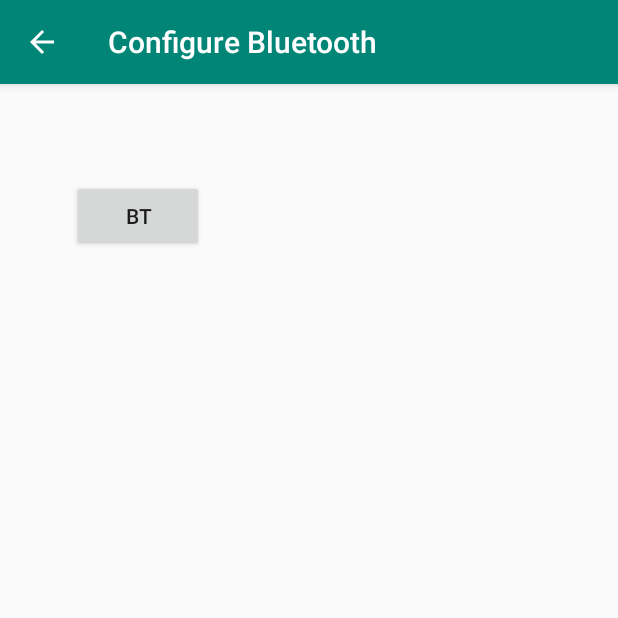
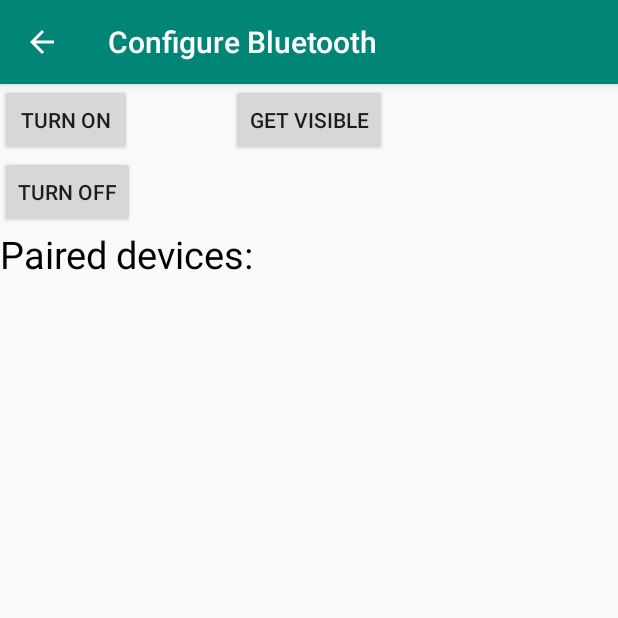
Before and after one commit to auszhang/ECE180D-Project, an Android app: the DisplayBluetoothSetup screen opened directly, with no data from a screen before it, on a phone screen of 412 x 824 dp, the top half of it. Run offline under Robolectric (Android 15) with nearby library versions, the phone set to English and light mode, and no system bars.

Commit message:
built buttons that turn bluetooth on/off, makes phone discoverable

```diff
--- a/CapApp/app/src/main/java/com/example/capapp/DisplayBluetoothSetup.java
+++ b/CapApp/app/src/main/java/com/example/capapp/DisplayBluetoothSetup.java
@@ -3,12 +3,25 @@ package com.example.capapp;
 import androidx.appcompat.app.AppCompatActivity;
 
 import android.bluetooth.BluetoothAdapter;
+import android.bluetooth.BluetoothDevice;
 import android.content.Intent;
 import android.os.Bundle;
 import android.view.View;
+import android.widget.ArrayAdapter;
+import android.widget.Button;
+import android.widget.ListView;
+import android.widget.Toast;
+
+import java.util.ArrayList;
+import java.util.Set;
 
 public class DisplayBluetoothSetup extends AppCompatActivity {
     public static final int REQUEST_ENABLE_BT = 1;
+    Button b1,b2,b3,b4;
+    private BluetoothAdapter BA;
+    private Set<BluetoothDevice> pairedDevices;
+    ListView lv;
+
 
     @Override
     protected void onCreate(Bundle savedInstanceState) {
@@ -16,16 +29,46 @@ public class DisplayBluetoothSetup extends AppCompatActivity {
         super.onCreate(savedInstanceState);
         setContentView(R.layout.activity_display_bluetooth_setup);
 
+        b1 = (Button) findViewById(R.id.button);
+        b2=(Button)findViewById(R.id.button2);
+//        b3=(Button)findViewById(R.id.button3);
+        b4=(Button)findViewById(R.id.button4);
+
+        BA = BluetoothAdapter.getDefaultAdapter();
+        lv = (ListView)findViewById(R.id.listView);
+
     }
 
-    public void btButton(View view){
-        BluetoothAdapter bluetoothAdapter = BluetoothAdapter.getDefaultAdapter();
-        if(bluetoothAdapter == null) {
-            // device doesn't support bluetooth
-        }
-        if (!bluetoothAdapter.isEnabled()) {
-            Intent enableBtIntent = new Intent(BluetoothAdapter.ACTION_REQUEST_ENABLE);
-            startActivityForResult(enableBtIntent, REQUEST_ENABLE_BT);
+    public void on(View v){
+        if (!BA.isEnabled()) {
+            Intent turnOn = new Intent(BluetoothAdapter.ACTION_REQUEST_ENABLE);
+            startActivityForResult(turnOn, 0);
+            Toast.makeText(getApplicationContext(), "Turned on",Toast.LENGTH_LONG).show();
+        } else {
+            Toast.makeText(getApplicationContext(), "Already on", Toast.LENGTH_LONG).show();
         }
     }
+
+    public void off(View v){
+        BA.disable();
+        Toast.makeText(getApplicationContext(), "Turned off" ,Toast.LENGTH_LONG).show();
+    }
+
+    public void visible(View v){
+        Intent getVisible = new Intent(BluetoothAdapter.ACTION_REQUEST_DISCOVERABLE);
+        startActivityForResult(getVisible, 0);
+    }
+
+    public void list(View v){
+        pairedDevices = BA.getBondedDevices();
+
+        ArrayList list = new ArrayList();
+
+        for(BluetoothDevice bt : pairedDevices) list.add(bt.getName());
+        Toast.makeText(getApplicationContext(), "Showing Paired Devices",Toast.LENGTH_SHORT).show();
+
+        final ArrayAdapter adapter = new  ArrayAdapter(this,android.R.layout.simple_list_item_1, list);
+
+        lv.setAdapter(adapter);
+    }
 }
--- a/CapApp/app/src/main/res/layout/activity_display_bluetooth_setup.xml
+++ b/CapApp/app/src/main/res/layout/activity_display_bluetooth_setup.xml
@@ -1,24 +1,58 @@
 <?xml version="1.0" encoding="utf-8"?>
-<androidx.constraintlayout.widget.ConstraintLayout xmlns:android="http://schemas.android.com/apk/res/android"
-    xmlns:app="http://schemas.android.com/apk/res-auto"
+<RelativeLayout
+    xmlns:android="http://schemas.android.com/apk/res/android"
     xmlns:tools="http://schemas.android.com/tools"
     android:layout_width="match_parent"
     android:layout_height="match_parent"
-    tools:context=".DisplayBluetoothSetup">
+    tools:context=".DisplayBluetoothSetup"
+    android:transitionGroup="true">
+
+
+    <Button
+        android:layout_width="wrap_content"
+        android:layout_height="wrap_content"
+        android:text="Turn On"
+        android:id="@+id/button"
+        android:clickable="true"
+        android:onClick="on" />
 
     <Button
         android:id="@+id/button2"
         android:layout_width="wrap_content"
         android:layout_height="wrap_content"
-        android:layout_marginStart="16dp"
-        android:layout_marginLeft="16dp"
-        android:layout_marginTop="64dp"
-        android:layout_marginEnd="16dp"
-        android:layout_marginRight="16dp"
-        android:text="BT"
-        android:onClick="btButton"
-        app:layout_constraintEnd_toEndOf="parent"
-        app:layout_constraintHorizontal_bias="0.109"
-        app:layout_constraintStart_toStartOf="parent"
-        app:layout_constraintTop_toTopOf="parent" />
-</androidx.constraintlayout.widget.ConstraintLayout>
+        android:layout_alignBottom="@+id/button"
+        android:layout_centerHorizontal="true"
+        android:onClick="visible"
+        android:text="Get visible" />
+
+    <Button
+        android:layout_width="wrap_content"
+        android:layout_height="wrap_content"
+        android:text="turn off"
+        android:onClick="off"
+        android:id="@+id/button4"
+        android:layout_below="@+id/button"
+        android:layout_alignParentLeft="true"
+        android:layout_alignParentStart="true" />
+
+    <ListView
+        android:layout_width="wrap_content"
+        android:layout_height="wrap_content"
+        android:id="@+id/listView"
+        android:layout_alignParentBottom="true"
+        android:layout_alignLeft="@+id/button"
+        android:layout_alignStart="@+id/button"
+        android:layout_below="@+id/textView2" />
+
+    <TextView
+        android:layout_width="wrap_content"
+        android:layout_height="wrap_content"
+        android:text="Paired devices:"
+        android:id="@+id/textView2"
+        android:textColor="#000000"
+        android:textSize="25dp"
+        android:layout_below="@+id/button4"
+        android:layout_alignLeft="@+id/listView"
+        android:layout_alignStart="@+id/listView" />
+
+</RelativeLayout>
```
Also changed, not shown: 84 other files.
